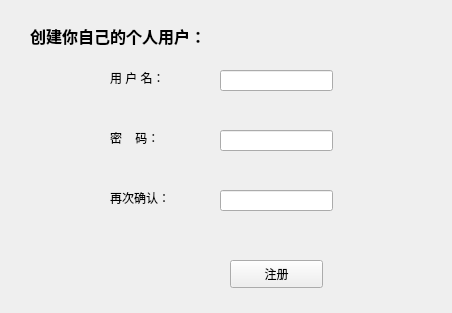
agilelike/OurTime, file OutTime/signup.ui: the form before one commit.
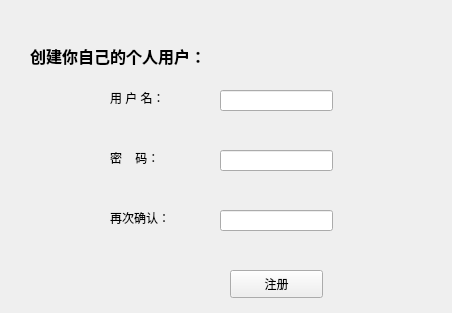
The form after the commit.

What changed in the file:
```diff
--- a/OutTime/signup.ui
+++ b/OutTime/signup.ui
@@ -17,7 +17,7 @@
    <property name="geometry">
     <rect>
      <x>110</x>
-     <y>70</y>
+     <y>90</y>
      <width>72</width>
      <height>15</height>
     </rect>
@@ -30,7 +30,7 @@
    <property name="geometry">
     <rect>
      <x>110</x>
-     <y>130</y>
+     <y>150</y>
      <width>72</width>
      <height>15</height>
     </rect>
@@ -43,7 +43,7 @@
    <property name="geometry">
     <rect>
      <x>110</x>
-     <y>190</y>
+     <y>210</y>
      <width>72</width>
      <height>15</height>
     </rect>
@@ -56,7 +56,7 @@
    <property name="geometry">
     <rect>
      <x>220</x>
-     <y>70</y>
+     <y>90</y>
      <width>113</width>
      <height>21</height>
     </rect>
@@ -66,7 +66,7 @@
    <property name="geometry">
     <rect>
      <x>220</x>
-     <y>130</y>
+     <y>150</y>
      <width>113</width>
      <height>21</height>
     </rect>
@@ -76,7 +76,7 @@
    <property name="geometry">
     <rect>
      <x>220</x>
-     <y>190</y>
+     <y>210</y>
      <width>113</width>
      <height>21</height>
     </rect>
@@ -86,7 +86,7 @@
    <property name="geometry">
     <rect>
      <x>30</x>
-     <y>20</y>
+     <y>40</y>
      <width>231</width>
      <height>31</height>
     </rect>
@@ -107,7 +107,7 @@
    <property name="geometry">
     <rect>
      <x>230</x>
-     <y>260</y>
+     <y>270</y>
      <width>93</width>
      <height>28</height>
     </rect>
```
